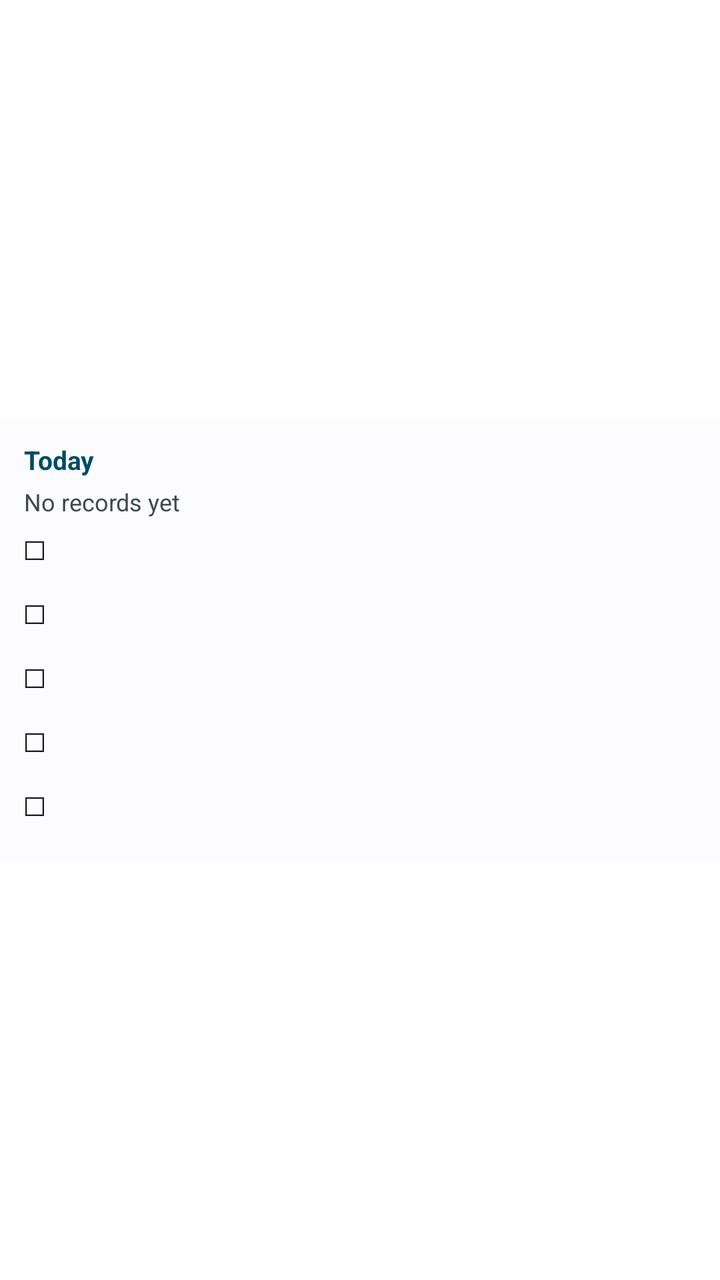
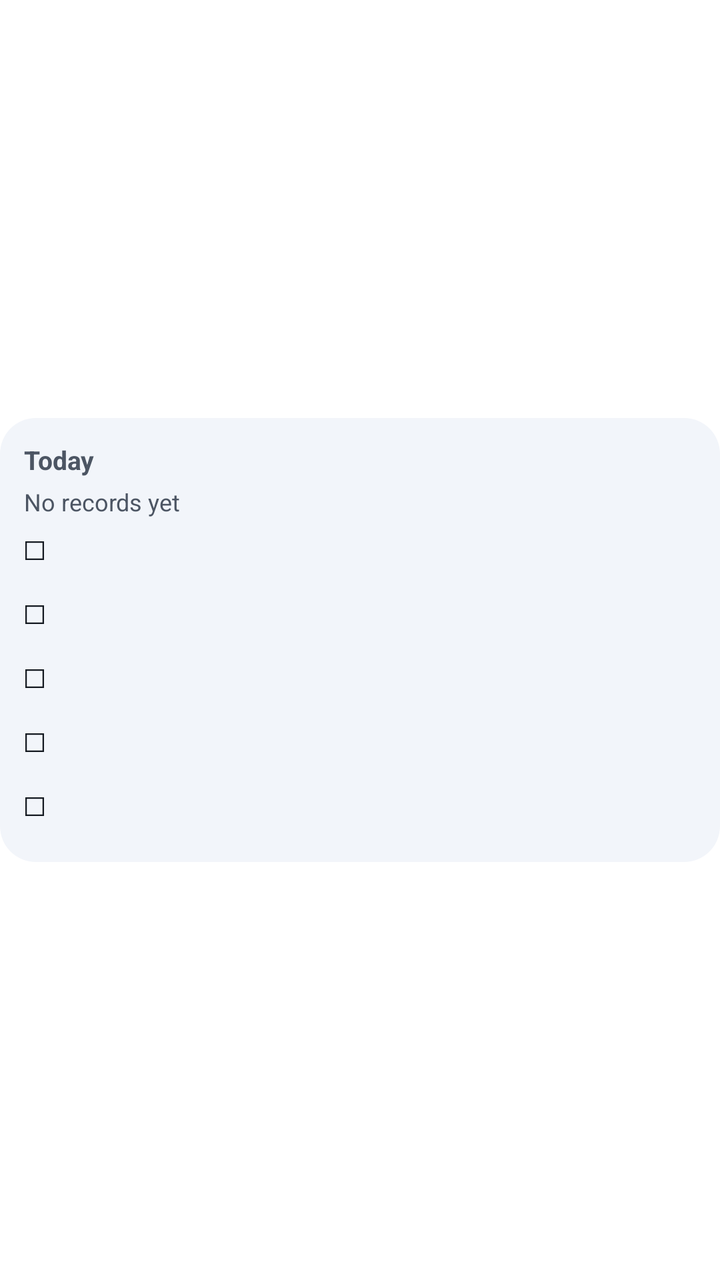

Before-and-after screenshots of an Android layout around one commit, followed by the original layout XML and the change that was made.
<!-- AndroidManifest.xml: fallback theme Theme.MaterialComponents.DayNight.NoActionBar -->
<!-- res/layout/odak_task_widget.xml -->
<?xml version="1.0" encoding="utf-8"?>
<LinearLayout xmlns:android="http://schemas.android.com/apk/res/android"
    android:id="@+id/task_widget_frame"
    android:layout_width="match_parent"
    android:layout_height="match_parent"
    android:gravity="center_vertical"
    android:orientation="vertical">

<LinearLayout
    android:id="@+id/task_widget_root"
    android:layout_width="match_parent"
    android:layout_height="wrap_content"
    android:background="@color/widget_stats_surface"
    android:orientation="vertical"
    android:padding="12dp">

    <TextView
        android:id="@+id/task_widget_title"
        android:layout_width="match_parent"
        android:layout_height="wrap_content"
        android:ellipsize="end"
        android:maxLines="1"
        android:text="@string/widget_today"
        android:textColor="@color/widget_heading"
        android:textSize="13sp"
        android:textStyle="bold" />

    <TextView
        android:id="@+id/task_widget_empty"
        android:layout_width="match_parent"
        android:layout_height="wrap_content"
        android:layout_marginTop="4dp"
        android:ellipsize="end"
        android:maxLines="2"
        android:text="@string/widget_no_records"
        android:textColor="@color/widget_secondary_text"
        android:textSize="12sp" />

    <LinearLayout
        android:id="@+id/task_widget_row_0"
        android:layout_width="match_parent"
        android:layout_height="wrap_content"
        android:gravity="center_vertical"
        android:minHeight="32dp"
        android:orientation="horizontal">

        <TextView
            android:id="@+id/task_widget_box_0"
            android:layout_width="wrap_content"
            android:layout_height="wrap_content"
            android:maxLines="1"
            android:paddingEnd="6dp"
            android:text="☐"
            android:textColor="@color/widget_primary_text"
            android:textSize="13sp" />

        <TextView
            android:id="@+id/task_widget_label_0"
            android:layout_width="match_parent"
            android:layout_height="wrap_content"
            android:ellipsize="end"
            android:maxLines="1"
            android:textColor="@color/widget_primary_text"
            android:textSize="13sp" />
    </LinearLayout>

    <LinearLayout
        android:id="@+id/task_widget_row_1"
        android:layout_width="match_parent"
        android:layout_height="wrap_content"
        android:gravity="center_vertical"
        android:minHeight="32dp"
        android:orientation="horizontal">

        <TextView
            android:id="@+id/task_widget_box_1"
            android:layout_width="wrap_content"
            android:layout_height="wrap_content"
            android:maxLines="1"
            android:paddingEnd="6dp"
            android:text="☐"
            android:textColor="@color/widget_primary_text"
            android:textSize="13sp" />

        <TextView
            android:id="@+id/task_widget_label_1"
            android:layout_width="match_parent"
            android:layout_height="wrap_content"
            android:ellipsize="end"
            android:maxLines="1"
            android:textColor="@color/widget_primary_text"
            android:textSize="13sp" />
    </LinearLayout>

    <LinearLayout
        android:id="@+id/task_widget_row_2"
        android:layout_width="match_parent"
        android:layout_height="wrap_content"
        android:gravity="center_vertical"
        android:minHeight="32dp"
        android:orientation="horizontal">

        <TextView
            android:id="@+id/task_widget_box_2"
            android:layout_width="wrap_content"
            android:layout_height="wrap_content"
            android:maxLines="1"
            android:paddingEnd="6dp"
            android:text="☐"
            android:textColor="@color/widget_primary_text"
            android:textSize="13sp" />

        <TextView
            android:id="@+id/task_widget_label_2"
            android:layout_width="match_parent"
            android:layout_height="wrap_content"
            android:ellipsize="end"
            android:maxLines="1"
            android:textColor="@color/widget_primary_text"
            android:textSize="13sp" />
    </LinearLayout>

    <LinearLayout
        android:id="@+id/task_widget_row_3"
        android:layout_width="match_parent"
        android:layout_height="wrap_content"
        android:gravity="center_vertical"
        android:minHeight="32dp"
        android:orientation="horizontal">

        <TextView
            android:id="@+id/task_widget_box_3"
            android:layout_width="wrap_content"
            android:layout_height="wrap_content"
            android:maxLines="1"
            android:paddingEnd="6dp"
            android:text="☐"
            android:textColor="@color/widget_primary_text"
            android:textSize="13sp" />

        <TextView
            android:id="@+id/task_widget_label_3"
            android:layout_width="match_parent"
            android:layout_height="wrap_content"
            android:ellipsize="end"
            android:maxLines="1"
            android:textColor="@color/widget_primary_text"
            android:textSize="13sp" />
    </LinearLayout>

    <LinearLayout
        android:id="@+id/task_widget_row_4"
        android:layout_width="match_parent"
        android:layout_height="wrap_content"
        android:gravity="center_vertical"
        android:minHeight="32dp"
        android:orientation="horizontal">

        <TextView
            android:id="@+id/task_widget_box_4"
            android:layout_width="wrap_content"
            android:layout_height="wrap_content"
            android:maxLines="1"
            android:paddingEnd="6dp"
            android:text="☐"
            android:textColor="@color/widget_primary_text"
            android:textSize="13sp" />

        <TextView
            android:id="@+id/task_widget_label_4"
            android:layout_width="match_parent"
            android:layout_height="wrap_content"
            android:ellipsize="end"
            android:maxLines="1"
            android:textColor="@color/widget_primary_text"
            android:textSize="13sp" />
    </LinearLayout>
</LinearLayout>
</LinearLayout>
<!-- resources referenced by this layout -->
<resources>
  <color name="widget_heading">#34301E</color>
  <color name="widget_primary_text">#1A1C1E</color>
  <color name="widget_secondary_text">#45474B</color>
  <color name="widget_stats_surface">#EAF2FF</color>
  <string name="widget_no_records">No records yet</string>
  <string name="widget_today">Today</string>
</resources>

<!-- the commit's change to res/layout/odak_task_widget.xml (unified diff, before → after) -->
@@ -10,7 +10,7 @@
     android:id="@+id/task_widget_root"
     android:layout_width="match_parent"
     android:layout_height="wrap_content"
-    android:background="@color/widget_stats_surface"
+    android:background="@drawable/widget_card_bg"
     android:orientation="vertical"
     android:padding="12dp">
 
@@ -21,7 +21,7 @@
         android:ellipsize="end"
         android:maxLines="1"
         android:text="@string/widget_today"
-        android:textColor="@color/widget_heading"
+        android:textColor="@color/widget_design_ink_muted"
         android:textSize="13sp"
         android:textStyle="bold" />
 
@@ -33,7 +33,7 @@
         android:ellipsize="end"
         android:maxLines="2"
         android:text="@string/widget_no_records"
-        android:textColor="@color/widget_secondary_text"
+        android:textColor="@color/widget_design_ink_muted"
         android:textSize="12sp" />
 
     <LinearLayout
@@ -51,7 +51,7 @@
             android:maxLines="1"
             android:paddingEnd="6dp"
             android:text="☐"
-            android:textColor="@color/widget_primary_text"
+            android:textColor="@color/widget_design_ink"
             android:textSize="13sp" />
 
         <TextView
@@ -60,7 +60,7 @@
             android:layout_height="wrap_content"
             android:ellipsize="end"
             android:maxLines="1"
-            android:textColor="@color/widget_primary_text"
+            android:textColor="@color/widget_design_ink"
             android:textSize="13sp" />
     </LinearLayout>
 
@@ -79,7 +79,7 @@
             android:maxLines="1"
             android:paddingEnd="6dp"
             android:text="☐"
-            android:textColor="@color/widget_primary_text"
+            android:textColor="@color/widget_design_ink"
             android:textSize="13sp" />
 
         <TextView
@@ -88,7 +88,7 @@
             android:layout_height="wrap_content"
             android:ellipsize="end"
             android:maxLines="1"
-            android:textColor="@color/widget_primary_text"
+            android:textColor="@color/widget_design_ink"
             android:textSize="13sp" />
     </LinearLayout>
 
@@ -107,7 +107,7 @@
             android:maxLines="1"
             android:paddingEnd="6dp"
             android:text="☐"
-            android:textColor="@color/widget_primary_text"
+            android:textColor="@color/widget_design_ink"
             android:textSize="13sp" />
 
         <TextView
@@ -116,7 +116,7 @@
             android:layout_height="wrap_content"
             android:ellipsize="end"
             android:maxLines="1"
-            android:textColor="@color/widget_primary_text"
+            android:textColor="@color/widget_design_ink"
             android:textSize="13sp" />
     </LinearLayout>
 
@@ -135,7 +135,7 @@
             android:maxLines="1"
             android:paddingEnd="6dp"
             android:text="☐"
-            android:textColor="@color/widget_primary_text"
+            android:textColor="@color/widget_design_ink"
             android:textSize="13sp" />
 
         <TextView
@@ -144,7 +144,7 @@
             android:layout_height="wrap_content"
             android:ellipsize="end"
             android:maxLines="1"
-            android:textColor="@color/widget_primary_text"
+            android:textColor="@color/widget_design_ink"
             android:textSize="13sp" />
     </LinearLayout>
 
@@ -163,7 +163,7 @@
             android:maxLines="1"
             android:paddingEnd="6dp"
             android:text="☐"
-            android:textColor="@color/widget_primary_text"
+            android:textColor="@color/widget_design_ink"
             android:textSize="13sp" />
 
         <TextView
@@ -172,7 +172,7 @@
             android:layout_height="wrap_content"
             android:ellipsize="end"
             android:maxLines="1"
-            android:textColor="@color/widget_primary_text"
+            android:textColor="@color/widget_design_ink"
             android:textSize="13sp" />
     </LinearLayout>
 </LinearLayout>
<!-- resource entries referenced after the edit -->
@@ -1,10 +1,17 @@
 <!-- resources referenced by this layout -->
 <resources>
-  <color name="widget_heading">#34301E</color>
-  <color name="widget_primary_text">#1A1C1E</color>
-  <color name="widget_secondary_text">#45474B</color>
-  <color name="widget_stats_surface">#EAF2FF</color>
+  <color name="widget_design_ink">#151A21</color>
+  <color name="widget_design_ink_muted">#4C5563</color>
+  <!-- drawable widget_card_bg (drawable) -->
+  <?xml version="1.0" encoding="utf-8"?>
+  <shape xmlns:android="http://schemas.android.com/apk/res/android"
+      android:shape="rectangle">
+      <solid android:color="@color/widget_design_surface" />
+      <corners android:radius="@dimen/widget_design_corner" />
+  </shape>
   <string name="widget_no_records">No records yet</string>
   <string name="widget_today">Today</string>
+  <color name="widget_design_surface">#F2F5FA</color>
+  <dimen name="widget_design_corner">18dp</dimen>
 </resources>
 
